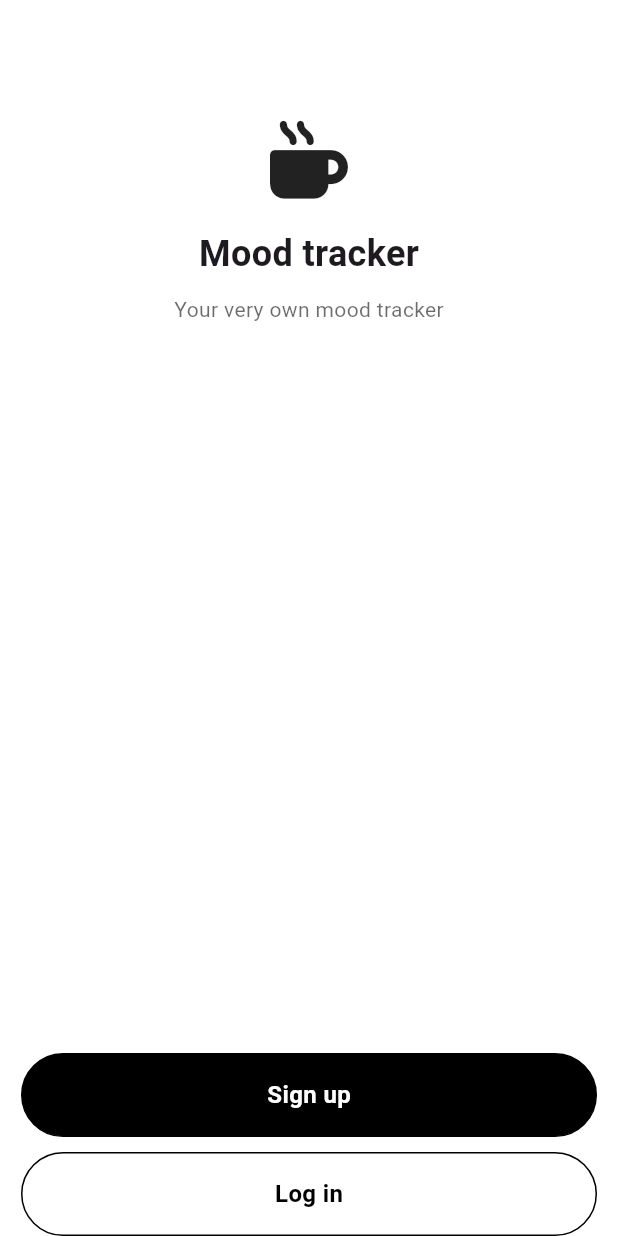
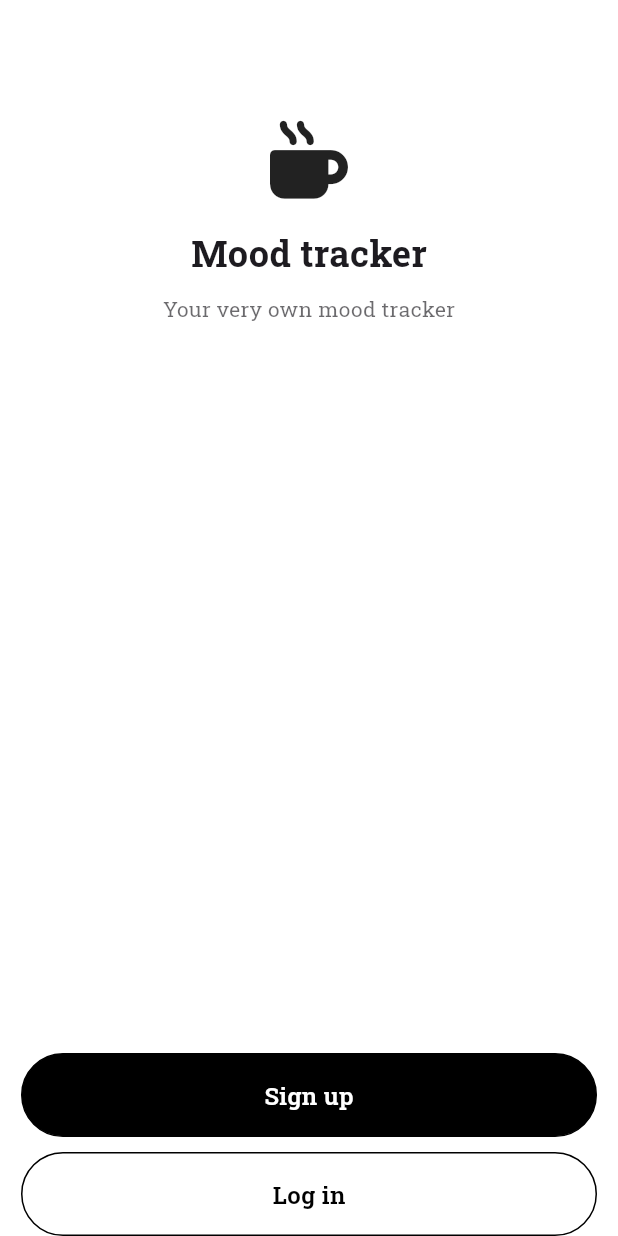
Before and after one commit to James1412/nomad_10week_final_project, a Flutter app: the screen it shows after launch, on a phone screen of 412 x 824 dp. Run offline on Flutter 3.47's test engine with Material 3 defaults, Android fonts, the phone set to English and light mode, and no system bars; our stand-ins replace emoji_picker_flutter, firebase_auth, firebase_core, flutter_riverpod, font_awesome_flutter, go_router and 1 more; accounts and stored records are empty.

Commit message:
primary color and google fonts

```diff
--- a/lib/features/moods/private_mood_screen.dart
+++ b/lib/features/moods/private_mood_screen.dart
@@ -23,7 +23,7 @@ class _PrivateMoodState extends ConsumerState<PrivateMoodScreen> {
                 context.push(SettingsScreen.routeUrl);
               },
               icon: const Icon(
-                FontAwesomeIcons.gear,
+                FontAwesomeIcons.bars,
               ),
             ),
           ],
--- a/lib/main.dart
+++ b/lib/main.dart
@@ -4,6 +4,7 @@ import 'package:final_project/routes.dart';
 import 'package:firebase_core/firebase_core.dart';
 import 'package:flutter/material.dart';
 import 'package:flutter_riverpod/flutter_riverpod.dart';
+import 'package:google_fonts/google_fonts.dart';
 
 void main() async {
   WidgetsFlutterBinding.ensureInitialized();
@@ -22,12 +23,23 @@ class MoodTrackerApp extends ConsumerWidget {
       routerConfig: ref.watch(routerProvider),
       debugShowCheckedModeBanner: false,
       theme: ThemeData(
+        primaryColor: Colors.lightBlue.shade100,
+        textTheme: GoogleFonts.robotoSlabTextTheme(Theme.of(context).textTheme),
+        sliderTheme: SliderThemeData(
+          thumbColor: Colors.lightBlue.shade100,
+          activeTrackColor: Colors.lightBlue.shade100,
+          inactiveTrackColor: Colors.lightBlue.shade50,
+        ),
         scaffoldBackgroundColor: Colors.white,
-        appBarTheme: const AppBarTheme(
-          elevation: 1,
-          color: Color.fromARGB(255, 255, 244, 227),
+        appBarTheme: AppBarTheme(
+          color: Colors.lightBlue.shade100,
           shadowColor: Colors.transparent,
-          surfaceTintColor: Colors.black,
+          surfaceTintColor: Colors.transparent,
+          titleTextStyle: const TextStyle(
+            fontWeight: FontWeight.w700,
+            color: Colors.black,
+            fontSize: Sizes.size20,
+          ),
         ),
         bottomAppBarTheme: const BottomAppBarTheme(
           color: Colors.transparent,
--- a/pubspec.yaml
+++ b/pubspec.yaml
@@ -44,6 +44,7 @@ dependencies:
   shared_preferences: ^2.2.2
   font_awesome_flutter: ^10.6.0
   emoji_picker_flutter: ^1.6.3
+  google_fonts: ^6.1.0
 
 dev_dependencies:
   flutter_test:
```
Also changed, not shown: lib/features/main_navigation/main_navigation.dart (+2 -6 lines), lib/features/moods/widgets/mood_tile.dart (+18 -5 lines), lib/features/write_mood/mood_writing_screen.dart (+3 -5 lines), pubspec.lock, 2 other files.
